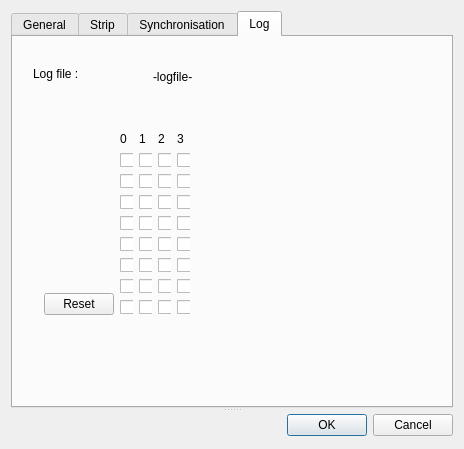
Above: app/Joker/PreferencesDialog.ui from JokerSync/Joker before the change. Below: the same form after it.
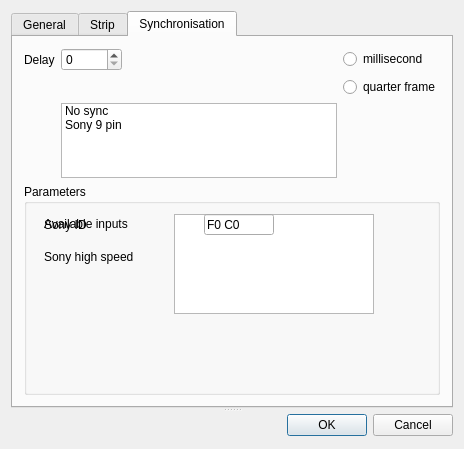
That is the form after the change. The open tabs and pages were chosen to show the change. Custom widgets are drawn as their Qt base class.

Patch:
```diff
--- a/app/Joker/PreferencesDialog.ui
+++ b/app/Joker/PreferencesDialog.ui
@@ -429,439 +429,6 @@
         </item>
        </layout>
       </widget>
-      <widget class="QWidget" name="tabLog">
-       <attribute name="title">
-        <string>Log</string>
-       </attribute>
-       <widget class="QLabel" name="lblLogFile">
-        <property name="geometry">
-         <rect>
-          <x>20</x>
-          <y>30</y>
-          <width>111</width>
-          <height>51</height>
-         </rect>
-        </property>
-        <property name="text">
-         <string>Log file :</string>
-        </property>
-        <property name="alignment">
-         <set>Qt::AlignLeading|Qt::AlignLeft|Qt::AlignTop</set>
-        </property>
-        <property name="wordWrap">
-         <bool>true</bool>
-        </property>
-       </widget>
-       <widget class="QLabel" name="lblPathToLogFile">
-        <property name="geometry">
-         <rect>
-          <x>140</x>
-          <y>20</y>
-          <width>281</width>
-          <height>41</height>
-         </rect>
-        </property>
-        <property name="sizePolicy">
-         <sizepolicy hsizetype="Expanding" vsizetype="Preferred">
-          <horstretch>0</horstretch>
-          <verstretch>0</verstretch>
-         </sizepolicy>
-        </property>
-        <property name="cursor">
-         <cursorShape>PointingHandCursor</cursorShape>
-        </property>
-        <property name="text">
-         <string notr="true">-logfile-</string>
-        </property>
-        <property name="scaledContents">
-         <bool>false</bool>
-        </property>
-        <property name="wordWrap">
-         <bool>true</bool>
-        </property>
-        <property name="openExternalLinks">
-         <bool>false</bool>
-        </property>
-        <property name="textInteractionFlags">
-         <set>Qt::LinksAccessibleByMouse|Qt::TextSelectableByMouse</set>
-        </property>
-       </widget>
-       <widget class="QWidget" name="layoutWidget">
-        <property name="geometry">
-         <rect>
-          <x>20</x>
-          <y>83</y>
-          <width>168</width>
-          <height>206</height>
-         </rect>
-        </property>
-        <layout class="QHBoxLayout" name="horizontalLayout_2">
-         <item alignment="Qt::AlignBottom">
-          <widget class="QPushButton" name="pButtonReset">
-           <property name="text">
-            <string>Reset</string>
-           </property>
-          </widget>
-         </item>
-         <item>
-          <layout class="QGridLayout" name="gridLayout_3">
-           <item row="0" column="0">
-            <widget class="QLabel" name="label">
-             <property name="text">
-              <string notr="true">0</string>
-             </property>
-            </widget>
-           </item>
-           <item row="0" column="1">
-            <widget class="QLabel" name="label_2">
-             <property name="text">
-              <string notr="true">1</string>
-             </property>
-            </widget>
-           </item>
-           <item row="0" column="2">
-            <widget class="QLabel" name="label_3">
-             <property name="text">
-              <string notr="true">2</string>
-             </property>
-            </widget>
-           </item>
-           <item row="0" column="3">
-            <widget class="QLabel" name="label_4">
-             <property name="text">
-              <string notr="true">3</string>
-             </property>
-            </widget>
-           </item>
-           <item row="1" column="0" colspan="4">
-            <layout class="QGridLayout" name="gridLayout_2">
-             <item row="1" column="4">
-              <widget class="QCheckBox" name="checkBox_1">
-               <property name="text">
-                <string/>
-               </property>
-               <attribute name="buttonGroup">
-                <string notr="true">buttonGroup</string>
-               </attribute>
-              </widget>
-             </item>
-             <item row="13" column="3">
-              <widget class="QCheckBox" name="checkBox_28">
-               <property name="text">
-                <string/>
-               </property>
-               <attribute name="buttonGroup">
-                <string notr="true">buttonGroup</string>
-               </attribute>
-              </widget>
-             </item>
-             <item row="7" column="5">
-              <widget class="QCheckBox" name="checkBox_10">
-               <property name="text">
-                <string/>
-               </property>
-               <attribute name="buttonGroup">
-                <string notr="true">buttonGroup</string>
-               </attribute>
-              </widget>
-             </item>
-             <item row="1" column="5">
-              <widget class="QCheckBox" name="checkBox_2">
-               <property name="text">
-                <string/>
-               </property>
-               <attribute name="buttonGroup">
-                <string notr="true">buttonGroup</string>
-               </attribute>
-              </widget>
-             </item>
-             <item row="9" column="5">
-              <widget class="QCheckBox" name="checkBox_18">
-               <property name="text">
-                <string/>
-               </property>
-               <attribute name="buttonGroup">
-                <string notr="true">buttonGroup</string>
-               </attribute>
-              </widget>
-             </item>
-             <item row="11" column="5">
-              <widget class="QCheckBox" name="checkBox_26">
-               <property name="text">
-                <string/>
-               </property>
-               <attribute name="buttonGroup">
-                <string notr="true">buttonGroup</string>
-               </attribute>
-              </widget>
-             </item>
-             <item row="10" column="6">
-              <widget class="QCheckBox" name="checkBox_23">
-               <property name="text">
-                <string/>
-               </property>
-               <attribute name="buttonGroup">
-                <string notr="true">buttonGroup</string>
-               </attribute>
-              </widget>
-             </item>
-             <item row="10" column="5">
-              <widget class="QCheckBox" name="checkBox_22">
-               <property name="text">
-                <string/>
-               </property>
-               <attribute name="buttonGroup">
-                <string notr="true">buttonGroup</string>
-               </attribute>
-              </widget>
-             </item>
-             <item row="8" column="4">
-              <widget class="QCheckBox" name="checkBox_13">
-               <property name="text">
-                <string/>
-               </property>
-               <attribute name="buttonGroup">
-                <string notr="true">buttonGroup</string>
-               </attribute>
-              </widget>
-             </item>
-             <item row="8" column="5">
-              <widget class="QCheckBox" name="checkBox_14">
-               <property name="text">
-                <string/>
-               </property>
-               <attribute name="buttonGroup">
-                <string notr="true">buttonGroup</string>
-               </attribute>
-              </widget>
-             </item>
-             <item row="9" column="4">
-              <widget class="QCheckBox" name="checkBox_17">
-               <property name="text">
-                <string/>
-               </property>
-               <attribute name="buttonGroup">
-                <string notr="true">buttonGroup</string>
-               </attribute>
-              </widget>
-             </item>
-             <item row="6" column="3">
-              <widget class="QCheckBox" name="checkBox_4">
-               <property name="text">
-                <string/>
-               </property>
-               <attribute name="buttonGroup">
-                <string notr="true">buttonGroup</string>
-               </attribute>
-              </widget>
-             </item>
-             <item row="9" column="3">
-              <widget class="QCheckBox" name="checkBox_16">
-               <property name="text">
-                <string/>
-               </property>
-               <attribute name="buttonGroup">
-                <string notr="true">buttonGroup</string>
-               </attribute>
-              </widget>
-             </item>
-             <item row="8" column="6">
-              <widget class="QCheckBox" name="checkBox_15">
-               <property name="text">
-                <string/>
-               </property>
-               <attribute name="buttonGroup">
-                <string notr="true">buttonGroup</string>
-               </attribute>
-              </widget>
-             </item>
-             <item row="6" column="5">
-              <widget class="QCheckBox" name="checkBox_6">
-               <property name="text">
-                <string/>
-               </property>
-               <attribute name="buttonGroup">
-                <string notr="true">buttonGroup</string>
-               </attribute>
-              </widget>
-             </item>
-             <item row="6" column="4">
-              <widget class="QCheckBox" name="checkBox_5">
-               <property name="text">
-                <string/>
-               </property>
-               <attribute name="buttonGroup">
-                <string notr="true">buttonGroup</string>
-               </attribute>
-              </widget>
-             </item>
-             <item row="7" column="6">
-              <widget class="QCheckBox" name="checkBox_11">
-               <property name="text">
-                <string/>
-               </property>
-               <attribute name="buttonGroup">
-                <string notr="true">buttonGroup</string>
-               </attribute>
-              </widget>
-             </item>
-             <item row="10" column="4">
-              <widget class="QCheckBox" name="checkBox_21">
-               <property name="text">
-                <string/>
-               </property>
-               <attribute name="buttonGroup">
-                <string notr="true">buttonGroup</string>
-               </attribute>
-              </widget>
-             </item>
-             <item row="11" column="6">
-              <widget class="QCheckBox" name="checkBox_27">
-               <property name="text">
-                <string/>
-               </property>
-               <attribute name="buttonGroup">
-                <string notr="true">buttonGroup</string>
-               </attribute>
-              </widget>
-             </item>
-             <item row="10" column="3">
-              <widget class="QCheckBox" name="checkBox_20">
-               <property name="text">
-                <string/>
-               </property>
-               <attribute name="buttonGroup">
-                <string notr="true">buttonGroup</string>
-               </attribute>
-              </widget>
-             </item>
-             <item row="1" column="3">
-              <widget class="QCheckBox" name="checkBox_0">
-               <property name="text">
-                <string/>
-               </property>
-               <attribute name="buttonGroup">
-                <string notr="true">buttonGroup</string>
-               </attribute>
-              </widget>
-             </item>
-             <item row="11" column="4">
-              <widget class="QCheckBox" name="checkBox_25">
-               <property name="text">
-                <string/>
-               </property>
-               <attribute name="buttonGroup">
-                <string notr="true">buttonGroup</string>
-               </attribute>
-              </widget>
-             </item>
-             <item row="8" column="3">
-              <widget class="QCheckBox" name="checkBox_12">
-               <property name="text">
-                <string/>
-               </property>
-               <attribute name="buttonGroup">
-                <string notr="true">buttonGroup</string>
-               </attribute>
-              </widget>
-             </item>
-             <item row="9" column="6">
-              <widget class="QCheckBox" name="checkBox_19">
-               <property name="text">
-                <string/>
-               </property>
-               <attribute name="buttonGroup">
-                <string notr="true">buttonGroup</string>
-               </attribute>
-              </widget>
-             </item>
-             <item row="13" column="5">
-              <widget class="QCheckBox" name="checkBox_30">
-               <property name="text">
-                <string/>
-               </property>
-               <attribute name="buttonGroup">
-                <string notr="true">buttonGroup</string>
-               </attribute>
-              </widget>
-             </item>
-             <item row="11" column="3">
-              <widget class="QCheckBox" name="checkBox_24">
-               <property name="text">
-                <string/>
-               </property>
-               <attribute name="buttonGroup">
-                <string notr="true">buttonGroup</string>
-               </attribute>
-              </widget>
-             </item>
-             <item row="7" column="4">
-              <widget class="QCheckBox" name="checkBox_9">
-               <property name="text">
-                <string/>
-               </property>
-               <attribute name="buttonGroup">
-                <string notr="true">buttonGroup</string>
-               </attribute>
-              </widget>
-             </item>
-             <item row="1" column="6">
-              <widget class="QCheckBox" name="checkBox_3">
-               <property name="text">
-                <string/>
-               </property>
-               <attribute name="buttonGroup">
-                <string notr="true">buttonGroup</string>
-               </attribute>
-              </widget>
-             </item>
-             <item row="6" column="6">
-              <widget class="QCheckBox" name="checkBox_7">
-               <property name="text">
-                <string/>
-               </property>
-               <attribute name="buttonGroup">
-                <string notr="true">buttonGroup</string>
-               </attribute>
-              </widget>
-             </item>
-             <item row="13" column="4">
-              <widget class="QCheckBox" name="checkBox_29">
-               <property name="text">
-                <string/>
-               </property>
-               <attribute name="buttonGroup">
-                <string notr="true">buttonGroup</string>
-               </attribute>
-              </widget>
-             </item>
-             <item row="13" column="6">
-              <widget class="QCheckBox" name="checkBox_31">
-               <property name="text">
-                <string/>
-               </property>
-               <attribute name="buttonGroup">
-                <string notr="true">buttonGroup</string>
-               </attribute>
-              </widget>
-             </item>
-             <item row="7" column="3">
-              <widget class="QCheckBox" name="checkBox_8">
-               <property name="text">
-                <string/>
-               </property>
-               <attribute name="buttonGroup">
-                <string notr="true">buttonGroup</string>
-               </attribute>
-              </widget>
-             </item>
-            </layout>
-           </item>
-          </layout>
-         </item>
-        </layout>
-       </widget>
-      </widget>
      </widget>
      <widget class="QDialogButtonBox" name="buttonBox">
       <property name="standardButtons">
```
Left out of the diff: 2 changed lines with no effect on the pictures.
